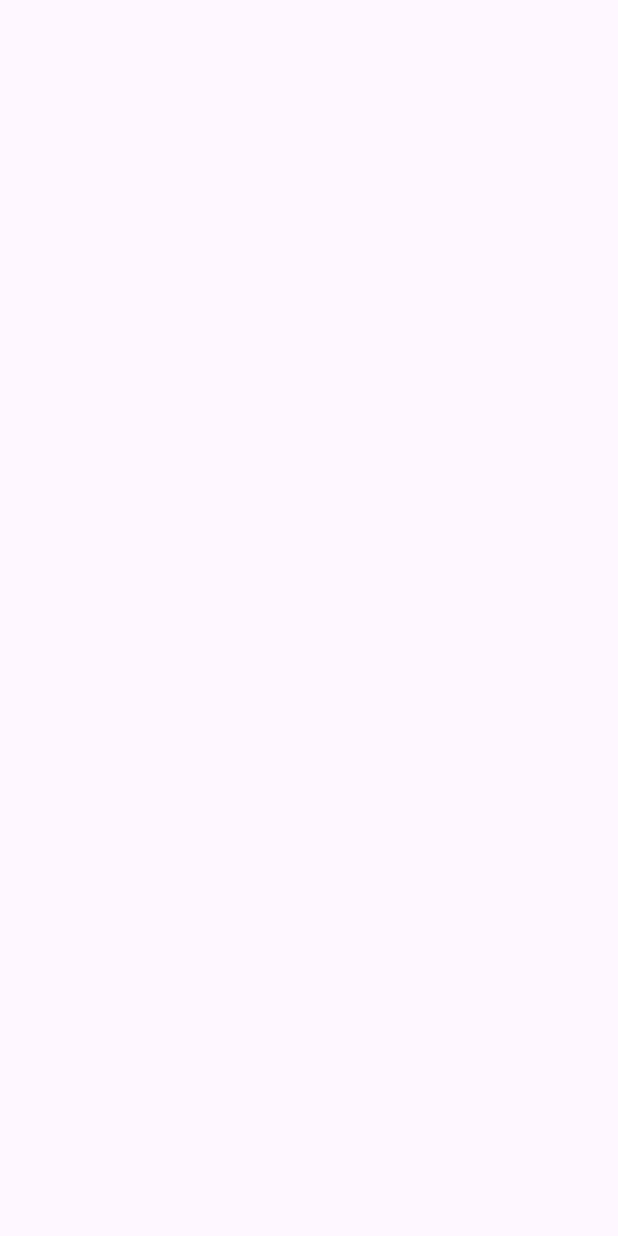
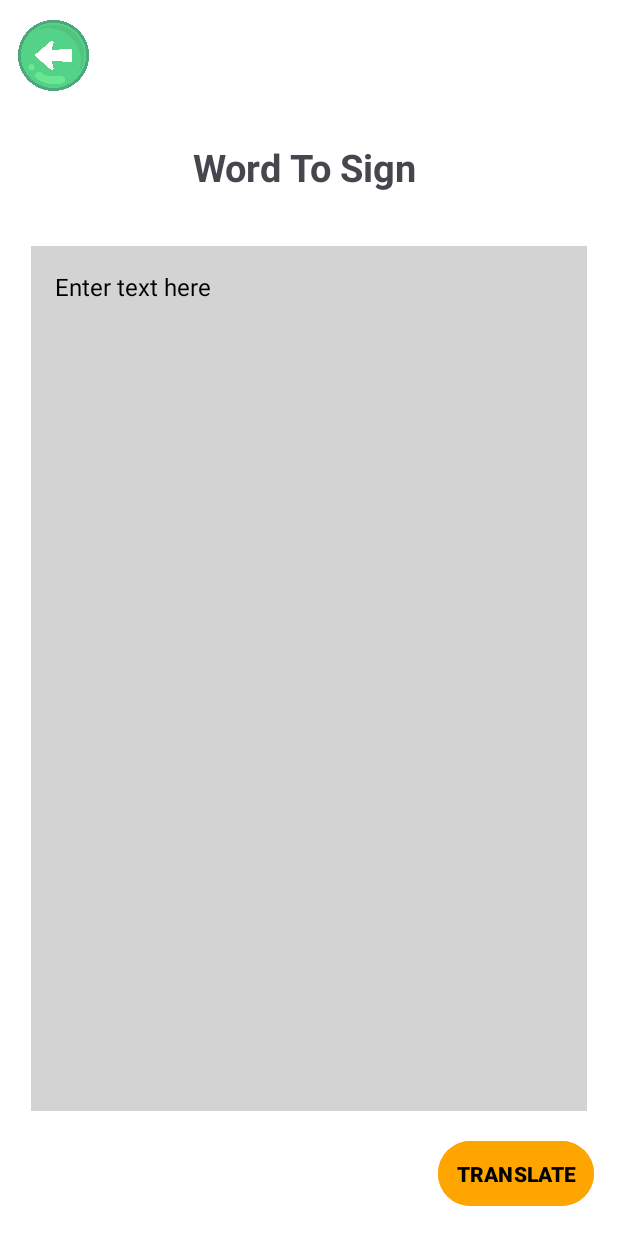
Before and after one commit to Deepraj91/I-Hear-You, an Android app: the WordToSignActivity screen opened directly, with no data from a screen before it, on a phone screen of 412 x 824 dp. Before the commit the screen is empty. Run offline under Robolectric (Android 15) with nearby library versions, the phone set to English and light mode, and no system bars.

Commit message:
my 10th comment

```diff
--- a/app/src/main/AndroidManifest.xml
+++ b/app/src/main/AndroidManifest.xml
@@ -12,6 +12,9 @@
         android:supportsRtl="true"
         android:theme="@style/Theme.IHearYou"
         tools:targetApi="31">
+        <activity
+            android:name=".TranslateActivity"
+            android:exported="false" />
         <activity
             android:name=".SignToWordActivity"
             android:exported="false" />
@@ -37,12 +40,6 @@
             android:name=".NotificationActivity"
             android:exported="false" />
         <activity
-            android:name=".AdminActivity"
-            android:exported="false" />
-        <activity
-            android:name=".ParentActivity"
-            android:exported="false" />
-        <activity
             android:name=".StudentActivity"
             android:exported="false" /> <!-- Splash Activity -->
         <activity
--- /dev/null
+++ b/app/src/main/java/com/example/ihearyou/TranslateActivity.kt
@@ -0,0 +1,20 @@
+package com.example.ihearyou
+
+import android.os.Bundle
+import androidx.activity.enableEdgeToEdge
+import androidx.appcompat.app.AppCompatActivity
+import androidx.core.view.ViewCompat
+import androidx.core.view.WindowInsetsCompat
+
+class TranslateActivity : AppCompatActivity() {
+    override fun onCreate(savedInstanceState: Bundle?) {
+        super.onCreate(savedInstanceState)
+        enableEdgeToEdge()
+        setContentView(R.layout.activity_translate)
+        ViewCompat.setOnApplyWindowInsetsListener(findViewById(R.id.main)) { v, insets ->
+            val systemBars = insets.getInsets(WindowInsetsCompat.Type.systemBars())
+            v.setPadding(systemBars.left, systemBars.top, systemBars.right, systemBars.bottom)
+            insets
+        }
+    }
+}
--- a/app/src/main/java/com/example/ihearyou/WordToSignActivity.kt
+++ b/app/src/main/java/com/example/ihearyou/WordToSignActivity.kt
@@ -1,20 +1,38 @@
 package com.example.ihearyou
 
+import android.content.Intent
 import android.os.Bundle
-import androidx.activity.enableEdgeToEdge
+import android.widget.Button
+import android.widget.EditText
+import android.widget.ImageView
 import androidx.appcompat.app.AppCompatActivity
-import androidx.core.view.ViewCompat
-import androidx.core.view.WindowInsetsCompat
 
 class WordToSignActivity : AppCompatActivity() {
     override fun onCreate(savedInstanceState: Bundle?) {
         super.onCreate(savedInstanceState)
-        enableEdgeToEdge()
         setContentView(R.layout.activity_word_to_sign)
-        ViewCompat.setOnApplyWindowInsetsListener(findViewById(R.id.main)) { v, insets ->
-            val systemBars = insets.getInsets(WindowInsetsCompat.Type.systemBars())
-            v.setPadding(systemBars.left, systemBars.top, systemBars.right, systemBars.bottom)
-            insets
+
+        // Find views by their IDs
+        val backButton = findViewById<ImageView>(R.id.backButton)
+        val translateButton = findViewById<Button>(R.id.translateButton)
+        val inputText = findViewById<EditText>(R.id.inputText)
+
+        // Back button functionality
+        backButton.setOnClickListener {
+            finish() // Close this activity and return to the previous one
+        }
+
+        // Translate button functionality
+        translateButton.setOnClickListener {
+            val text = inputText.text.toString().trim() // Get text from EditText
+            if (text.isNotEmpty()) {
+                val intent = Intent(this, TranslateActivity::class.java)
+                intent.putExtra("text", text) // Pass the entered text to the next activity
+                startActivity(intent) // Start the next activity
+            } else {
+                inputText.error = "Please enter some text to translate!" // Show error if empty
+            }
+
         }
     }
 }
--- /dev/null
+++ b/app/src/main/res/layout/activity_translate.xml
@@ -0,0 +1,10 @@
+<?xml version="1.0" encoding="utf-8"?>
+<androidx.constraintlayout.widget.ConstraintLayout xmlns:android="http://schemas.android.com/apk/res/android"
+    xmlns:app="http://schemas.android.com/apk/res-auto"
+    xmlns:tools="http://schemas.android.com/tools"
+    android:id="@+id/main"
+    android:layout_width="match_parent"
+    android:layout_height="match_parent"
+    tools:context=".TranslateActivity">
+
+</androidx.constraintlayout.widget.ConstraintLayout>
--- a/app/src/main/res/layout/activity_word_to_sign.xml
+++ b/app/src/main/res/layout/activity_word_to_sign.xml
@@ -1,10 +1,71 @@
 <?xml version="1.0" encoding="utf-8"?>
-<androidx.constraintlayout.widget.ConstraintLayout xmlns:android="http://schemas.android.com/apk/res/android"
+<androidx.constraintlayout.widget.ConstraintLayout
+    xmlns:android="http://schemas.android.com/apk/res/android"
     xmlns:app="http://schemas.android.com/apk/res-auto"
     xmlns:tools="http://schemas.android.com/tools"
-    android:id="@+id/main"
     android:layout_width="match_parent"
     android:layout_height="match_parent"
-    tools:context=".WordToSignActivity">
+    tools:context=".WordToSignActivity"
+    android:background="@android:color/white">
+
+    <!-- Text area -->
+
+    <EditText
+        android:id="@+id/inputText"
+        android:layout_width="0dp"
+        android:layout_height="0dp"
+        android:layout_margin="16dp"
+        android:background="@android:color/darker_gray"
+        android:backgroundTint="#d3d3d3"
+        android:gravity="start|top"
+        android:hint="Enter text here"
+        android:padding="16dp"
+        android:textColor="@android:color/black"
+        android:textColorHint="@android:color/black"
+        android:textSize="16sp"
+        app:layout_constraintBottom_toTopOf="@id/translateButton"
+        app:layout_constraintEnd_toEndOf="parent"
+        app:layout_constraintHeight_percent="0.7"
+        app:layout_constraintStart_toStartOf="parent"
+        app:layout_constraintWidth_percent="0.9" />
+
+    <!-- Translate Button -->
+    <Button
+        android:id="@+id/translateButton"
+        android:layout_width="wrap_content"
+        android:layout_height="wrap_content"
+        android:text="TRANSLATE"
+        android:backgroundTint="#FFA500"
+        android:textColor="@android:color/black"
+        android:textStyle="bold"
+        android:padding="12dp"
+        android:layout_marginEnd="16dp"
+        android:layout_marginBottom="16dp"
+        app:layout_constraintBottom_toBottomOf="parent"
+        app:layout_constraintEnd_toEndOf="parent" />
+
+    <ImageView
+        android:id="@+id/backButton"
+        android:layout_width="71dp"
+        android:layout_height="69dp"
+        android:contentDescription="@string/back_button"
+        android:src="@drawable/backbutton"
+        tools:ignore="MissingConstraints"
+        tools:layout_editor_absoluteX="16dp"
+        tools:layout_editor_absoluteY="16dp" />
+
+    <TextView
+        android:id="@+id/textView"
+        android:layout_width="155dp"
+        android:layout_height="38dp"
+        android:text="Word To Sign"
+        android:textSize="25dp"
+        android:textStyle="bold"
+        app:layout_constraintBottom_toTopOf="@+id/inputText"
+        app:layout_constraintEnd_toEndOf="parent"
+        app:layout_constraintStart_toStartOf="parent"
+        app:layout_constraintTop_toTopOf="parent"
+        app:layout_constraintVertical_bias="0.745"
+        tools:ignore="MissingConstraints" />
 
 </androidx.constraintlayout.widget.ConstraintLayout>
```
Also changed, not shown: app/src/main/res/drawable/img_10.png (added), app/src/main/res/drawable/img_11.png (added), app/src/main/res/drawable/img_12.png (added), app/src/main/res/drawable/img_4.png (added), app/src/main/res/drawable/img_5.png (added), app/src/main/res/drawable/img_6.png (added), app/src/main/res/drawable/img_7.png (added), app/src/main/res/drawable/img_8.png (added), app/src/main/res/drawable/img_9.png (added).
